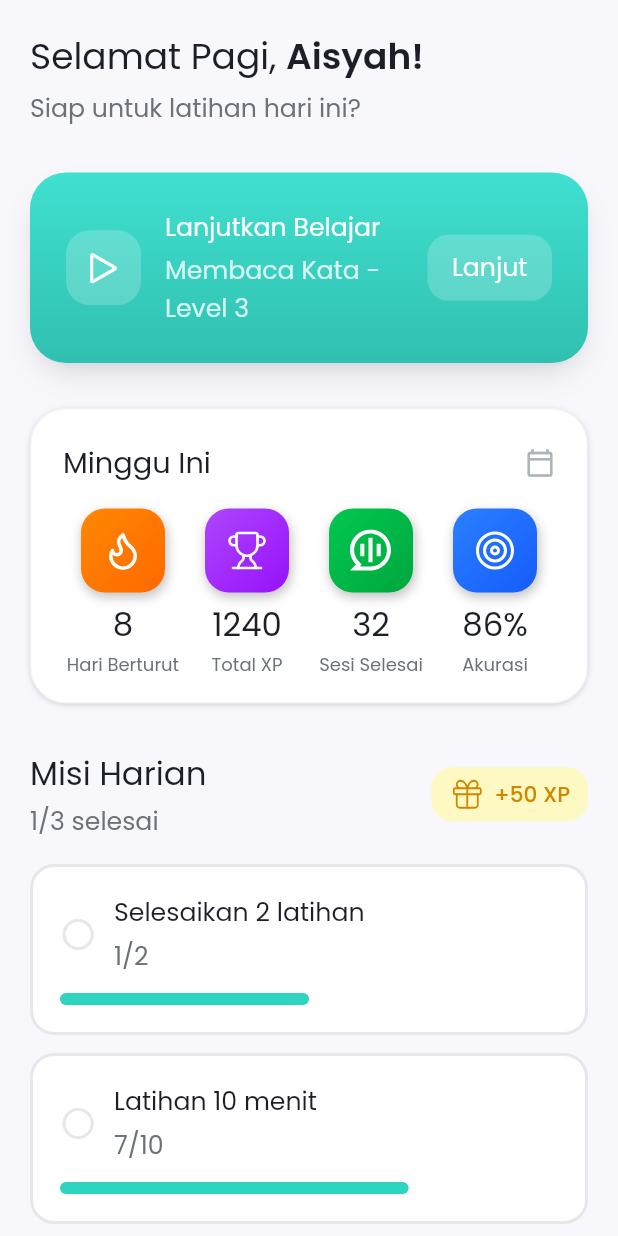
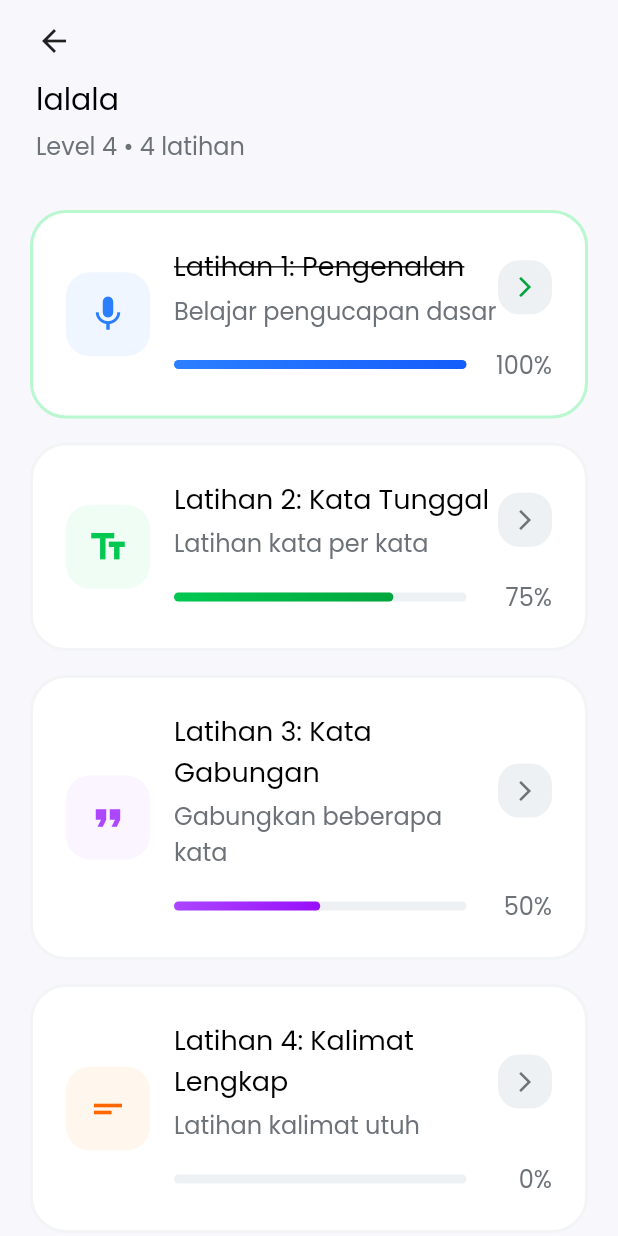
Before and after one commit to mirzazulfadhliamin/tuturkata, a Flutter app: the screen it shows after launch, on a phone screen of 412 x 824 dp. Run offline on Flutter 3.47's test engine with Material 3 defaults, Android fonts, the phone set to English and light mode, and no system bars; our stand-ins replace bloc, equatable, flutter_bloc, flutter_dotenv, flutter_svg, get_it and 2 more.

```diff
--- a/lib/core/route/app_route.dart
+++ b/lib/core/route/app_route.dart
@@ -1,4 +1,5 @@
 import 'package:flutter/material.dart';
+import '../../feature/exercise/presentation/pages/exercise_page.dart';
 import '../../feature/home/presentation/pages/home_page.dart';
 
 class AppRoute {
@@ -6,7 +7,7 @@ class AppRoute {
     switch (settings.name) {
       case "/":
         return MaterialPageRoute(
-          builder: (_) => const HomePage(),
+          builder: (_) => const ExercisePage(categoryName: 'lalala', level: 4,),
         );
 
       default:
--- /dev/null
+++ b/lib/feature/exercise/presentation/pages/exercise_page.dart
@@ -0,0 +1,358 @@
+import 'package:flutter/material.dart';
+import 'package:flutter_bloc/flutter_bloc.dart';
+
+class ExercisePage extends StatelessWidget {
+  final String categoryName;
+  final int level;
+
+  const ExercisePage({
+    Key? key,
+    required this.categoryName,
+    required this.level,
+  }) : super(key: key);
+
+  @override
+  Widget build(BuildContext context) {
+    return Scaffold(
+      backgroundColor: const Color(0xFFF7F7FC),
+      body: SafeArea(
+        child: SingleChildScrollView(
+          child: Column(
+            children: [
+              // Header
+              _buildHeader(context),
+              // Exercise List
+              _buildExerciseList(),
+            ],
+          ),
+        ),
+      ),
+    );
+  }
+
+  Widget _buildHeader(BuildContext context) {
+    return Container(
+      padding: const EdgeInsets.symmetric(horizontal: 24, vertical: 15),
+      child: Column(
+        crossAxisAlignment: CrossAxisAlignment.start,
+        children: [
+          GestureDetector(
+            onTap: () => Navigator.pop(context),
+            child: Container(
+              margin: const EdgeInsets.only(bottom: 12),
+              child: const Icon(Icons.arrow_back, size: 24),
+            ),
+          ),
+          Container(
+            width: double.infinity,
+            child: Column(
+              crossAxisAlignment: CrossAxisAlignment.start,
+              children: [
+                Text(
+                  categoryName,
+                  style: const TextStyle(
+                    color: Colors.black,
+                    fontSize: 20,
+                    fontFamily: 'Poppins',
+                    fontWeight: FontWeight.w400,
+                    height: 1.5,
+                  ),
+                ),
+                const SizedBox(height: 4),
+                Text(
+                  'Level $level • 4 latihan',
+                  style: const TextStyle(
+                    color: Color(0xFF6C7278),
+                    fontSize: 16,
+                    fontFamily: 'Poppins',
+                    fontWeight: FontWeight.w400,
+                    height: 1.5,
+                  ),
+                ),
+              ],
+            ),
+          ),
+        ],
+      ),
+    );
+  }
+
+  Widget _buildExerciseList() {
+    return Padding(
+      padding: const EdgeInsets.symmetric(horizontal: 20, vertical: 16),
+      child: Column(
+        children: [
+          _buildExerciseCard(
+            title: 'Latihan 1: Pengenalan',
+            subtitle: 'Belajar pengucapan dasar',
+            progress: 100,
+            isCompleted: true,
+            icon: Icons.mic,
+            iconColor: const Color(0xFFEFF6FF),
+            iconBackground: const Color(0xFF2B7FFF),
+            gradientColors: const [Color(0xFF2B7FFF), Color(0xFF155CFB)],
+          ),
+          const SizedBox(height: 16),
+          _buildExerciseCard(
+            title: 'Latihan 2: Kata Tunggal',
+            subtitle: 'Latihan kata per kata',
+            progress: 75,
+            isCompleted: false,
+            icon: Icons.text_fields,
+            iconColor: const Color(0xFFF0FDF4),
+            iconBackground: const Color(0xFF00C850),
+            gradientColors: const [Color(0xFF00C850), Color(0xFF00A63D)],
+          ),
+          const SizedBox(height: 16),
+          _buildExerciseCard(
+            title: 'Latihan 3: Kata Gabungan',
+            subtitle: 'Gabungkan beberapa kata',
+            progress: 50,
+            isCompleted: false,
+            icon: Icons.format_quote,
+            iconColor: const Color(0xFFFAF5FF),
+            iconBackground: const Color(0xFFAC46FF),
+            gradientColors: const [Color(0xFFAC46FF), Color(0xFF980FFA)],
+          ),
+          const SizedBox(height: 16),
+          _buildExerciseCard(
+            title: 'Latihan 4: Kalimat Lengkap',
+            subtitle: 'Latihan kalimat utuh',
+            progress: 0,
+            isCompleted: false,
+            icon: Icons.short_text,
+            iconColor: const Color(0xFFFFF7ED),
+            iconBackground: const Color(0xFFFF6800),
+            gradientColors: const [Color(0xFFFF6800), Color(0xFFF44900)],
+          ),
+          const SizedBox(height: 16),
+          _buildEndlessModeCard(),
+        ],
+      ),
+    );
+  }
+
+  Widget _buildExerciseCard({
+    required String title,
+    required String subtitle,
+    required int progress,
+    required bool isCompleted,
+    required IconData icon,
+    required Color iconColor,
+    required Color iconBackground,
+    required List<Color> gradientColors,
+  }) {
+    return Container(
+      padding: const EdgeInsets.all(22),
+      decoration: BoxDecoration(
+        color: Colors.white,
+        borderRadius: BorderRadius.circular(24),
+        border: Border.all(
+          width: 2,
+          color: isCompleted
+              ? const Color(0xFFB8F7CF)
+              : const Color(0xFFF2F4F6),
+        ),
+      ),
+      child: Row(
+        children: [
+          Container(
+            width: 56,
+            height: 56,
+            decoration: BoxDecoration(
+              color: iconColor,
+              borderRadius: BorderRadius.circular(16),
+            ),
+            child: Icon(
+              icon,
+              color: iconBackground,
+              size: 28,
+            ),
+          ),
+          const SizedBox(width: 16),
+          Expanded(
+            child: Column(
+              crossAxisAlignment: CrossAxisAlignment.start,
+              children: [
+                Row(
+                  mainAxisAlignment: MainAxisAlignment.spaceBetween,
+                  children: [
+                    Expanded(
+                      child: Column(
+                        crossAxisAlignment: CrossAxisAlignment.start,
+                        children: [
+                          Text(
+                            title,
+                            style: TextStyle(
+                              color: Colors.black,
+                              fontSize: 18,
+                              fontFamily: 'Poppins',
+                              fontWeight: FontWeight.w400,
+                              height: 1.5,
+                              decoration: isCompleted
+                                  ? TextDecoration.lineThrough
+                                  : TextDecoration.none,
+                            ),
+                          ),
+                          const SizedBox(height: 4),
+                          Text(
+                            subtitle,
+                            style: const TextStyle(
+                              color: Color(0xFF6C7278),
+                              fontSize: 16,
+                              fontFamily: 'Poppins',
+                              fontWeight: FontWeight.w400,
+                              height: 1.5,
+                            ),
+                          ),
+                        ],
+                      ),
+                    ),
+                    Container(
+                      width: 36,
+                      height: 36,
+                      decoration: BoxDecoration(
+                        color: const Color(0xFFEDF1F3),
+                        borderRadius: BorderRadius.circular(14),
+                      ),
+                      child: Icon(
+                        Icons.arrow_forward_ios,
+                        color: isCompleted
+                            ? const Color(0xFF00A63D)
+                            : const Color(0xFF6C7278),
+                        size: 16,
+                      ),
+                    ),
+                  ],
+                ),
+                const SizedBox(height: 12),
+                Row(
+                  children: [
+                    Expanded(
+                      child: Container(
+                        height: 6,
+                        decoration: BoxDecoration(
+                          color: const Color(0xFFEDF1F3),
+                          borderRadius: BorderRadius.circular(3),
+                        ),
+                        child: FractionallySizedBox(
+                          alignment: Alignment.centerLeft,
+                          widthFactor: progress / 100,
+                          child: Container(
+                            decoration: BoxDecoration(
+                              gradient: LinearGradient(
+                                begin: Alignment.centerLeft,
+                                end: Alignment.centerRight,
+                                colors: gradientColors,
+                              ),
+                              borderRadius: BorderRadius.circular(3),
+                            ),
+                          ),
+                        ),
+                      ),
+                    ),
+                    const SizedBox(width: 12),
+                    SizedBox(
+                      width: 45,
+                      child: Text(
+                        '$progress%',
+                        textAlign: TextAlign.right,
+                        style: const TextStyle(
+                          color: Color(0xFF6C7278),
+                          fontSize: 16,
+                          fontFamily: 'Poppins',
+                          fontWeight: FontWeight.w400,
+                          height: 1.5,
+                        ),
+                      ),
+                    ),
+                  ],
+                ),
+              ],
+            ),
+          ),
+        ],
+      ),
+    );
+  }
+
+  Widget _buildEndlessModeCard() {
+    return Container(
+      padding: const EdgeInsets.all(22),
+      decoration: BoxDecoration(
+        gradient: const LinearGradient(
+          begin: Alignment(-0.01, 0.03),
+          end: Alignment(1.13, 1.47),
+          colors: [Color(0xFFF6339A), Color(0xFF9810FA)],
+        ),
+        borderRadius: BorderRadius.circular(24),
+      ),
+      child: Row(
+        children: [
+          Container(
+            width: 56,
+            height: 56,
+            decoration: BoxDecoration(
+              color: Colors.white.withOpacity(0.5),
+              borderRadius: BorderRadius.circular(16),
+            ),
+            child: const Icon(
+              Icons.eighteen_mp,
+              color: Colors.white,
+              size: 30,
+            ),
+          ),
+          const SizedBox(width: 16),
+          Expanded(
+            child: Row(
+              mainAxisAlignment: MainAxisAlignment.spaceBetween,
+              children: [
+                Expanded(
+                  child: Column(
+                    crossAxisAlignment: CrossAxisAlignment.start,
+                    children: [
+                      Text(
+                        'Endless Mode',
+                        style: const TextStyle(
+                          color: Colors.white,
+                          fontSize: 18,
+                          fontFamily: 'Poppins',
+                          fontWeight: FontWeight.w400,
+                          height: 1.5,
+                        ),
+                      ),
+                      const SizedBox(height: 4),
+                      Text(
+                        'Tantang dirimu latihan tanpa batas',
+                        style: TextStyle(
+                          color: Colors.white.withOpacity(0.8),
+                          fontSize: 16,
+                          fontFamily: 'Poppins',
+                          fontWeight: FontWeight.w400,
+                          height: 1.5,
+                        ),
+                      ),
+                    ],
+                  ),
+                ),
+                Container(
+                  width: 36,
+                  height: 36,
+                  decoration: BoxDecoration(
+                    color: Colors.white.withOpacity(0.5),
+                    borderRadius: BorderRadius.circular(14),
+                  ),
+                  child: const Icon(
+                    Icons.arrow_forward_ios,
+                    color: Colors.white,
+                    size: 16,
+                  ),
+                ),
+              ],
+            ),
+          ),
+        ],
+      ),
+    );
+  }
+}
```
Also changed, not shown: lib/feature/home/presentation/pages/widgets/stats_card.dart (line endings or trailing spaces).
